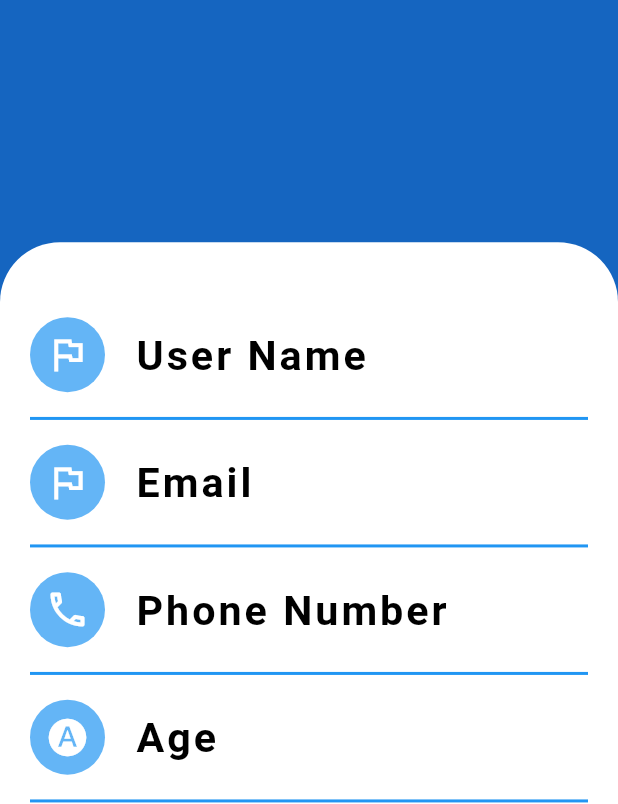
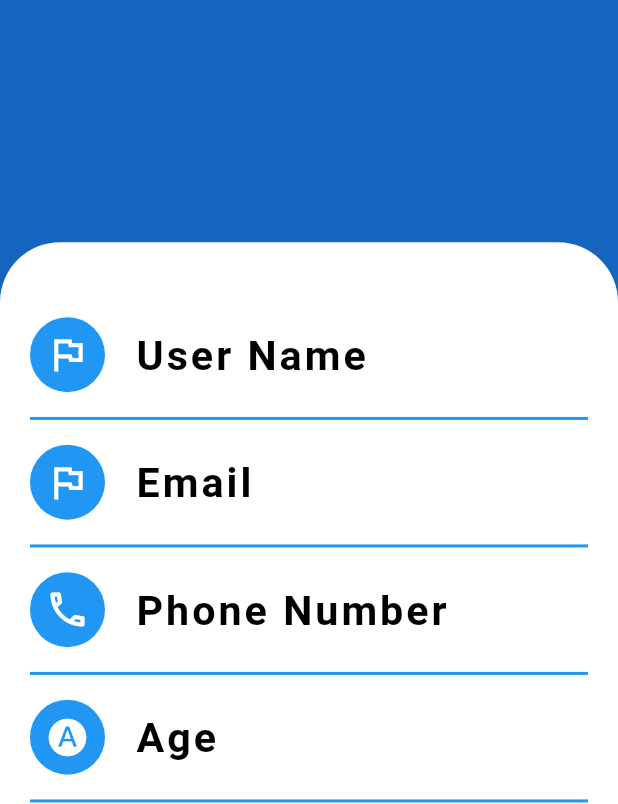
Before and after one commit to Mostafa-MMD/news, a Flutter app: the EditeProfileScreen screen opened by its route, after a tap on the "arrow back ios" icon, on a phone screen of 412 x 824 dp, the part 432-1236 px from its top. Run offline on Flutter 3.47's test engine with Material 2 defaults, Android fonts, the phone set to English and light mode, and no system bars; our stand-ins replace carousel_slider, hive, hive_flutter; accounts and stored records are empty.

Commit message:
first commit

```diff
--- a/lib/views/screens/nav_bar/nav_bar_screens/home_screen.dart
+++ b/lib/views/screens/nav_bar/nav_bar_screens/home_screen.dart
@@ -24,7 +24,9 @@ Future<List<DataNewsModel>> fetchArticles() async {
 
 class HomeScreen extends StatefulWidget {
   static String homeRoute = 'homeRoute';
+
   const HomeScreen({super.key});
+
   @override
   State<HomeScreen> createState() => _HomeScreenState();
 }
--- a/lib/views/screens/nav_bar/nav_bar_screens/profile_screens/edit_profile_screen.dart
+++ b/lib/views/screens/nav_bar/nav_bar_screens/profile_screens/edit_profile_screen.dart
@@ -9,21 +9,17 @@ import '../../../../widgets/custom_TextFormFiled.dart';
 class EditeProfileScreen extends StatefulWidget {
   const EditeProfileScreen({Key? key}) : super(key: key);
   static String editeProfileRoute = 'editeProfileRoute';
+
   @override
   State<EditeProfileScreen> createState() => _EditeProfileScreenState();
 }
 
 class _EditeProfileScreenState extends State<EditeProfileScreen> {
   // TextEditingController emailController = TextEditingController();
-
   // TextEditingController userNameController = TextEditingController();
-
   // TextEditingController countryController = TextEditingController();
-
   // TextEditingController addressController = TextEditingController();
-
   // TextEditingController phoneNumberController = TextEditingController();
-
   // TextEditingController ageController = TextEditingController();
   final GlobalKey<FormState> formKey = GlobalKey();
   AutovalidateMode autoValidateMode = AutovalidateMode.disabled;
@@ -33,11 +29,17 @@ class _EditeProfileScreenState extends State<EditeProfileScreen> {
       addAddress,
       addPhoneNumber,
       addAge;
+
   @override
   Widget build(BuildContext context) {
     final provider = Provider.of<ModelProvider>(context, listen: false);
     final box = HiveFunctionBox.getProfileBox();
     late ProfileHiveModel newData;
+    final modelProvider = context.watch<ModelProvider>();
+    final isDarkModeEnabled = modelProvider.isDarkModeEnabled;
+    final defaultColor = isDarkModeEnabled ? Colors.black : Colors.white;
+    final containerColor = isDarkModeEnabled ? Colors.black87 : Colors.white;
+    final iconColor = isDarkModeEnabled ? Colors.white : Colors.black;
     return Form(
       key: formKey,
       child: Container(
@@ -50,18 +52,19 @@ class _EditeProfileScreenState extends State<EditeProfileScreen> {
               leading: IconButton(
                 onPressed: () {
                   //Navigator.pop(context);
-                  Navigator.pushNamedAndRemoveUntil(context,
-                          ProfileScreen.profileRoute, (route) => false);
+                  Navigator.pushNamedAndRemoveUntil(
+                      context, ProfileScreen.profileRoute, (route) => false);
                 },
-                icon: const Icon(
+                icon: Icon(
                   Icons.arrow_back_ios,
                   size: 30,
+                  color: defaultColor,
                 ),
               ),
-              title: const Text(
+              title: Text(
                 'Edite Profile',
                 style: TextStyle(
-                  color: Colors.white,
+                  color: defaultColor,
                   fontSize: 30,
                   letterSpacing: 2,
                   fontWeight: FontWeight.w600,
@@ -89,9 +92,10 @@ class _EditeProfileScreenState extends State<EditeProfileScreen> {
                       setState(() {});
                     }
                   },
-                  icon: const Icon(
+                  icon: Icon(
                     Icons.save_alt,
                     size: 30,
+                    color: defaultColor,
                   ),
                 ),
               ],
@@ -121,15 +125,15 @@ class _EditeProfileScreenState extends State<EditeProfileScreen> {
                   top: 140,
                   right: 120,
                   child: CircleAvatar(
-                    backgroundColor: Colors.white,
+                    backgroundColor: defaultColor,
                     child: IconButton(
                       onPressed: () async {
                         //await provider.deleteProfile(newData);
                       },
-                      icon: const Icon(
+                      icon: Icon(
                         Icons.camera_alt_outlined,
                         size: 25,
-                        color: Colors.black,
+                        color: iconColor,
                       ),
                     ),
                   ),
@@ -143,8 +147,8 @@ class _EditeProfileScreenState extends State<EditeProfileScreen> {
                 left: 20,
               ),
               height: MediaQuery.of(context).size.height / 1.6,
-              decoration: const BoxDecoration(
-                color: Colors.white,
+              decoration: BoxDecoration(
+                color: containerColor,
                 borderRadius: BorderRadius.only(
                   topLeft: Radius.circular(40),
                   topRight: Radius.circular(40),
@@ -185,8 +189,8 @@ class _EditeProfileScreenState extends State<EditeProfileScreen> {
                             CustomTextFormFiled(
                               text: 'User Name',
                               icon: Icons.person_outline_outlined,
-                              controller: provider
-                                  .userNameController, //userNameController,
+                              controller: provider.userNameController,
+                              //userNameController,
                               textInputType: TextInputType.text,
                               onSaved: (value) {
                                 addUserName = value!;
@@ -205,8 +209,8 @@ class _EditeProfileScreenState extends State<EditeProfileScreen> {
                             CustomTextFormFiled(
                               text: 'Country',
                               icon: Icons.flag_circle_outlined,
-                              controller: provider
-                                  .countryController, // countryController,
+                              controller: provider.countryController,
+                              // countryController,
                               textInputType: TextInputType.text,
                               onSaved: (value) {
                                 addCountry = value!;
@@ -225,8 +229,8 @@ class _EditeProfileScreenState extends State<EditeProfileScreen> {
                             CustomTextFormFiled(
                               text: 'Address',
                               icon: Icons.apartment_outlined,
-                              controller: provider
-                                  .addressController, //addressController,
+                              controller: provider.addressController,
+                              //addressController,
                               textInputType: TextInputType.text,
                               onSaved: (value) {
                                 addAddress = value!;
@@ -245,8 +249,8 @@ class _EditeProfileScreenState extends State<EditeProfileScreen> {
                             CustomTextFormFiled(
                               text: 'Phone Number',
                               icon: Icons.phone_android_outlined,
-                              controller: provider
-                                  .phoneNumberController, //phoneNumberController,
+                              controller: provider.phoneNumberController,
+                              //phoneNumberController,
                               textInputType: TextInputType.phone,
                               onSaved: (value) {
                                 addPhoneNumber = value!;
@@ -265,8 +269,8 @@ class _EditeProfileScreenState extends State<EditeProfileScreen> {
                             CustomTextFormFiled(
                               text: 'Age',
                               icon: Icons.hdr_auto_sharp,
-                              controller:
-                                  provider.ageController, //ageController,
+                              controller: provider.ageController,
+                              //ageController,
                               textInputType: TextInputType.number,
                               onSaved: (value) {
                                 addAge = value!;
--- a/lib/views/screens/nav_bar/nav_bar_screens/profile_screens/profile_screen.dart
+++ b/lib/views/screens/nav_bar/nav_bar_screens/profile_screens/profile_screen.dart
@@ -13,6 +13,11 @@ class ProfileScreen extends StatelessWidget {
   //ProfileModel? dataNewsModel;
   @override
   Widget build(BuildContext context) {
+    final modelProvider = context.watch<ModelProvider>();
+    final isDarkModeEnabled = modelProvider.isDarkModeEnabled;
+    final defaultColor = isDarkModeEnabled ? Colors.black : Colors.white;
+    final containerColor = isDarkModeEnabled ? Colors.black87 : Colors.white;
+
     return Container(
       color: Colors.blue[800],
       child: SafeArea(
@@ -37,7 +42,7 @@ class ProfileScreen extends StatelessWidget {
                   icon: Icon(
                     Icons.edit_note_outlined,
                     size: 40,
-                    color: Colors.white,
+                    color: defaultColor,
                   ),
                 ),
               ),
@@ -62,7 +67,7 @@ class ProfileScreen extends StatelessWidget {
                     'MOHAMED AHMED',
                     style: TextStyle(
                       fontSize: 25,
-                      color: Colors.white,
+                      color: defaultColor,
                       fontWeight: FontWeight.w600,
                       letterSpacing: 2,
                     ),
@@ -74,7 +79,7 @@ class ProfileScreen extends StatelessWidget {
                       fontSize: 25,
                       fontWeight: FontWeight.w600,
                       fontStyle: FontStyle.italic,
-                      color: Colors.white,
+                      color:defaultColor,
                     ),
                   ),
                 ],
@@ -88,8 +93,8 @@ class ProfileScreen extends StatelessWidget {
               left: 20,
             ),
             height: MediaQuery.of(context).size.height / 2.2,
-            decoration: const BoxDecoration(
-              color: Colors.white,
+            decoration:  BoxDecoration(
+              color: containerColor,
               borderRadius: BorderRadius.only(
                 topLeft: Radius.circular(40),
                 topRight: Radius.circular(40),
--- a/lib/views/widgets/custom_TextFormFiled.dart
+++ b/lib/views/widgets/custom_TextFormFiled.dart
@@ -1,6 +1,8 @@
 // ignore_for_file: must_be_immutable
 
 import 'package:flutter/material.dart';
+import 'package:master/models/model_provider.dart';
+import 'package:provider/provider.dart';
 class CustomTextFormFiled extends StatelessWidget {
   CustomTextFormFiled({
     Key? key,
@@ -19,6 +21,9 @@ class CustomTextFormFiled extends StatelessWidget {
   String? Function(String?)? validator;
   @override
   Widget build(BuildContext context) {
+    final modelProvider = context.watch<ModelProvider>();
+    final isDarkModeEnabled = modelProvider.isDarkModeEnabled;
+    final iconColor = isDarkModeEnabled ? Colors.blue[900] : Colors.blue;
     return Padding(
       padding: const EdgeInsets.only(bottom: 20),
       child: TextFormField(
@@ -44,12 +49,12 @@ class CustomTextFormFiled extends StatelessWidget {
           ),
           prefixIcon: Icon(
             icon,
-            color: Colors.blue,
+            color: iconColor,
             size: 20,
           ),
           hintText: text,
           hintStyle: TextStyle(
-            color: Colors.blue,
+            color: iconColor,
             fontSize: 20,
           ),
           filled: true,
--- a/lib/views/widgets/custom_cart_profile.dart
+++ b/lib/views/widgets/custom_cart_profile.dart
@@ -1,5 +1,8 @@
 // ignore_for_file: must_be_immutable
 import 'package:flutter/material.dart';
+import 'package:master/models/model_provider.dart';
+import 'package:provider/provider.dart';
+
 class CustomCartProfile extends StatelessWidget {
   CustomCartProfile({
     Key? key,
@@ -11,17 +14,21 @@ class CustomCartProfile extends StatelessWidget {
 
   @override
   Widget build(BuildContext context) {
+    final modelProvider = context.watch<ModelProvider>();
+    final isDarkModeEnabled = modelProvider.isDarkModeEnabled;
+    final textColor = isDarkModeEnabled ? Colors.white70 : Colors.black;
+    final iconColor = isDarkModeEnabled ? Colors.black : Colors.white;
     return Column(
       children: [
         Row(
           children: [
             CircleAvatar(
-              backgroundColor: Colors.blue[300],
+              backgroundColor: Colors.blue,
               radius: 25,
               child: Icon(
                 icon,
                 size: 30,
-                color: Colors.white,
+                color: iconColor,
               ),
             ),
             SizedBox(width: 20),
@@ -31,11 +38,9 @@ class CustomCartProfile extends StatelessWidget {
                 style: TextStyle(
                   fontSize: 27.5,
                   fontWeight: FontWeight.w600,
-                  color: Colors.black,
+                  color: textColor,
                   letterSpacing: 2,
-
                 ),
-
               ),
             ),
           ],
```
Also changed, not shown: lib/views/screens/nav_bar/nav_bar_screens/settings_screen.dart (+17 -20 lines), lib/views/screens/news_details_screen.dart (+25 -17 lines), lib/views/widgets/custom_cart_home_screen.dart (+10 -4 lines).
